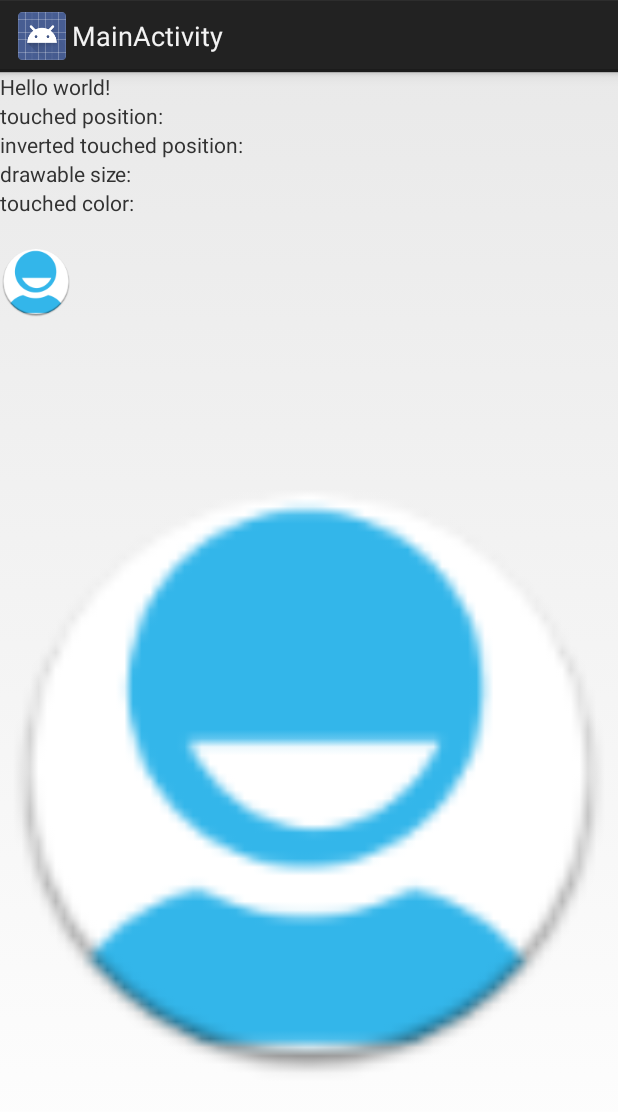
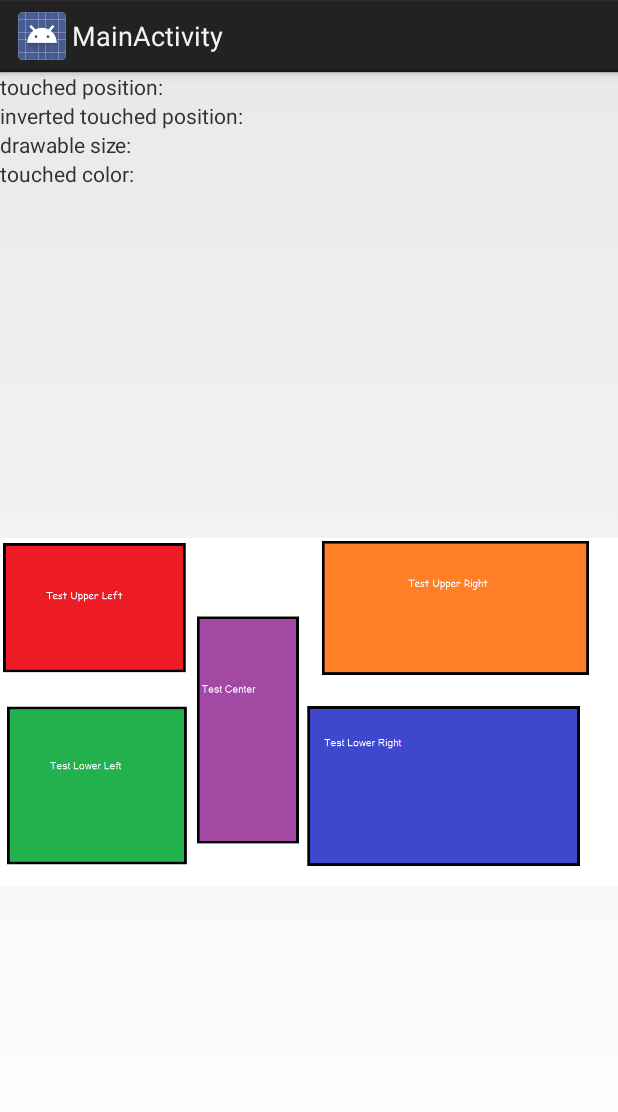
Before and after one commit to CS499UK/AndroidTouchedPixel, an Android app: the screen it shows after launch (MainActivity), on a phone screen of 412 x 824 dp. Shown: the top 1112 px of the screen. Run offline under Robolectric (Android 15) with nearby library versions, the phone set to English and light mode, and no system bars.

Commit message:
Semi functional app (unstable)

```diff
--- a/AndroidTouchedPixel/app/src/main/java/com/example/androidtouchedpixel/MainActivity.java
+++ b/AndroidTouchedPixel/app/src/main/java/com/example/androidtouchedpixel/MainActivity.java
@@ -44,53 +44,74 @@ import android.content.Context;
 import android.content.Intent;
 
 
+import android.media.AudioTrack;
+import android.media.AudioManager;
+import android.media.AudioFormat;
+import android.os.Handler;
+
 
 public class MainActivity extends Activity {
 
-	TextView touchedXY, invertedXY, imgSize, colorRGB, write, colorName;
+	TextView touchedXY, invertedXY, imgSize, colorRGB; //colorName
 	ImageView imgSource1, imgSource2;
     TextToSpeech ttobj;
+
+    String oldColorName = "";
+    String blockText= "";
     //private EditText color_name;
 
- /*   NotificationCompat.Builder builder =
-            new NotificationCompat.Builder(this)
-                    .setSmallIcon(R.drawable.ic_launcher)
-                    .setContentTitle("Notifications Example")
-                    .setContentText("This is a test notification");
+    private final int duration = 1; // seconds
+    private final int sampleRate = 8000;
+    private final int numSamples = duration * sampleRate;
+    private final double sample[] = new double[numSamples];
+    private final double freqOfTone = 400; // hz
+
+    private final byte generatedSnd[] = new byte[2 * numSamples];
+
+    Handler handler = new Handler();
 
 
-    Intent notificationIntent = new Intent(this, MenuScreen.class);
+    @Override
+    protected void onResume() {
+        super.onResume();
 
-    PendingIntent contentIntent = PendingIntent.getActivity(this, 0, notificationIntent,
-            PendingIntent.FLAG_UPDATE_CURRENT);
+        // Use a new tread as this can take a while
+        final Thread thread = new Thread(new Runnable() {
+            public void run() {
+                genTone();
+            }
+        });
+        thread.start();
+    }
+    void genTone(){
+        // fill out the array
+        for (int i = 0; i < numSamples/20; ++i) {
+            sample[i] = Math.sin(2 * Math.PI * i / (sampleRate/freqOfTone));
+        }
 
-    builder.setContentIntent(contentIntent);
-    builder.setAutoCancel(true);
-    builder.setLights(Color.BLUE, 500, 500);
-    long[] pattern = {500,500,500,500,500,500,500,500,500};
-    builder.setVibrate(pattern);
-    builder.setStyle(new NotificationCompat.InboxStyle());
-    // Add as notification
-    NotificationManager manager = (NotificationManager) getSystemService(Context.NOTIFICATION_SERVICE);
-    manager.notify(1, builder.build());
-*/
+        // convert to 16 bit pcm sound array
+        // assumes the sample buffer is normalised.
+        int idx = 0;
+        for (final double dVal : sample) {
+            // scale to maximum amplitude
+            final short val = (short) ((dVal * 32767));
+            // in 16 bit wav PCM, first byte is the low order byte
+            generatedSnd[idx++] = (byte) (val & 0x00ff);
+            generatedSnd[idx++] = (byte) ((val & 0xff00) >>> 8);
 
-    /*@Override
-    protected void onCreate(Bundle savedInstanceState) {
-        super.onCreate(savedInstanceState);
-        setContentView(R.layout.activity_main);
-        write = (EditText)findViewById(R.id.editText1);
-        ttobj=new TextToSpeech(getApplicationContext(),
-                new TextToSpeech.OnInitListener() {
-                    @Override
-                    public void onInit(int status) {
-                        if(status != TextToSpeech.ERROR){
-                            ttobj.setLanguage(Locale.UK);
-                        }
-                    }
-                });
+        }
     }
-    */
+
+    void playSound(){
+        final AudioTrack audioTrack = new AudioTrack(AudioManager.STREAM_MUSIC,
+                sampleRate, AudioFormat.CHANNEL_OUT_MONO,
+                AudioFormat.ENCODING_PCM_16BIT, generatedSnd.length,
+                AudioTrack.MODE_STATIC);
+        audioTrack.write(generatedSnd, 0, generatedSnd.length);
+        audioTrack.play();
+    }
+
+
     @Override
     public void onPause(){
         if(ttobj !=null){
@@ -101,29 +122,36 @@ public class MainActivity extends Activity {
     }
 
     public void speakText(View view){
-        String toSpeak = colorName.getText().toString();//colorRGB.getTextColors().toString(); //write.getText().toString();
+        String toSpeak = blockText;//colorRGB.getTextColors().toString(); //write.getText().toString();
         Toast.makeText(getApplicationContext(), toSpeak,
                 Toast.LENGTH_SHORT).show();
         ttobj.speak(toSpeak, TextToSpeech.QUEUE_FLUSH, null);
 
     }
+
+    public boolean colorCheck(String oldColor, String newColor){
+        return !oldColor.equals(newColor);
+    }
+
     @Override
     public void onCreate(Bundle savedInstanceState) {
 
         super.onCreate(savedInstanceState);
         setContentView(R.layout.activity_main);
 
+
         touchedXY = (TextView)findViewById(R.id.xy);
         invertedXY = (TextView)findViewById(R.id.invertedxy);
         imgSize = (TextView)findViewById(R.id.size);
         colorRGB = (TextView)findViewById(R.id.colorrgb);
-    	imgSource1 = (ImageView)findViewById(R.id.source1);
+    	//imgSource1 = (ImageView)findViewById(R.id.source1);
     	imgSource2 = (ImageView)findViewById(R.id.source2);
-    	imgSource1.setOnTouchListener(imgSourceOnTouchListener);
+    	//imgSource1.setOnTouchListener(imgSourceOnTouchListener);
     	imgSource2.setOnTouchListener(imgSourceOnTouchListener);
         //write = (TextView)findViewById(R.id.colorrgb);
-        colorName = (TextView)findViewById(R.id.colorname);
+        //colorName = (TextView)findViewById(R.id.colorname);
         //color_name.setText("");
+
 
         ttobj=new TextToSpeech(getApplicationContext(),
                 new TextToSpeech.OnInitListener() {
@@ -186,17 +214,60 @@ public class MainActivity extends Activity {
 
 			int touchedRGB = bitmap.getPixel(x, y);
             if(touchedRGB == Color.WHITE){
-                colorName.setText("white");
+                //colorName.setText("white");
+                blockText = "";
                 colorRGB.setText("touched color: WHITE");
                 colorRGB.setTextColor(Color.BLACK);
-                speakText(view);
+
             }
-            else {
-                colorName.setText("light blue");
+            else if (touchedRGB == Color.BLACK){
+                blockText="Border";
+                colorRGB.setText("touched color: " + "Black");
+                colorRGB.setTextColor(touchedRGB);
+                playSound();
+
+            }
+
+            else if (touchedRGB == Color.parseColor("#ffed1c24")){
+                blockText = "Upper Left";
+                colorRGB.setText("touched color: " + "Red");
+                colorRGB.setTextColor(touchedRGB);
+
+            }
+
+            else if (touchedRGB == Color.parseColor("#ff22b14c")){
+                blockText = "Lower Left";
+                colorRGB.setText("touched color: " + "Green");
+                colorRGB.setTextColor(touchedRGB);
+
+            }
+            else if (touchedRGB == Color.parseColor("#ff3f48cc")){
+                blockText = "Lower Right";
+                colorRGB.setText("touched color: " + "Blue");
+                colorRGB.setTextColor(touchedRGB);
+
+            }
+            else if (touchedRGB == Color.parseColor("#FFFF7F27")){
+                blockText = "Upper Right";
+                colorRGB.setText("touched color: " + "Orange");
+                colorRGB.setTextColor(touchedRGB);
+
+            }
+            else if (touchedRGB == Color.parseColor("#ffa349a4")){
+                blockText = "Center";
+                colorRGB.setText("touched color: " + "Purple");
+                colorRGB.setTextColor(touchedRGB);
+            }
+
+            else{
                 colorRGB.setText("touched color: " + "#" + Integer.toHexString(touchedRGB));
                 colorRGB.setTextColor(touchedRGB);
+            }
+
+            if(colorCheck(oldColorName, blockText)) {
                 speakText(view);
-
+                oldColorName = blockText;
+                //colorRGB.setText("True");
             }
 
 
@@ -207,4 +278,5 @@ public class MainActivity extends Activity {
 
 
 
+
 }
--- a/AndroidTouchedPixel/app/src/main/res/layout/activity_main.xml
+++ b/AndroidTouchedPixel/app/src/main/res/layout/activity_main.xml
@@ -4,12 +4,6 @@
     android:layout_height="match_parent"
     android:orientation="vertical">
 
-
-    <TextView
-        android:layout_width="wrap_content"
-        android:layout_height="wrap_content"
-        android:text="@string/hello_world"
-        tools:context=".MainActivity" />
     <TextView
         android:id="@+id/xy"
         android:layout_width="wrap_content"
@@ -31,22 +25,12 @@
         android:layout_width="wrap_content"
         android:layout_height="wrap_content"
         android:text="touched color: "/>
-    <TextView
-        android:id="@+id/colorname"
-        android:layout_width="wrap_content"
-        android:layout_height="wrap_content"
-        android:text=""/>
 
 
-    <ImageView
-        android:id="@+id/source1"
-        android:layout_width="wrap_content"
-        android:layout_height="wrap_content"
-        android:src="@drawable/ic_launcher"/>
     <ImageView
         android:id="@+id/source2"
         android:layout_width="match_parent"
         android:layout_height="match_parent"
-        android:src="@drawable/ic_launcher"/>
+        android:src="@drawable/test1"/>
 
 </LinearLayout>
```
Also changed, not shown: AndroidTouchedPixel/app/src/main/res/drawable-hdpi/test1.png (added), AndroidTouchedPixel/app/src/main/res/drawable-ldpi/test1.png (added), AndroidTouchedPixel/app/src/main/res/drawable-mdpi/test1.png (added), AndroidTouchedPixel/app/src/main/res/drawable-xhdpi/test1.png (added), 36 other files.
